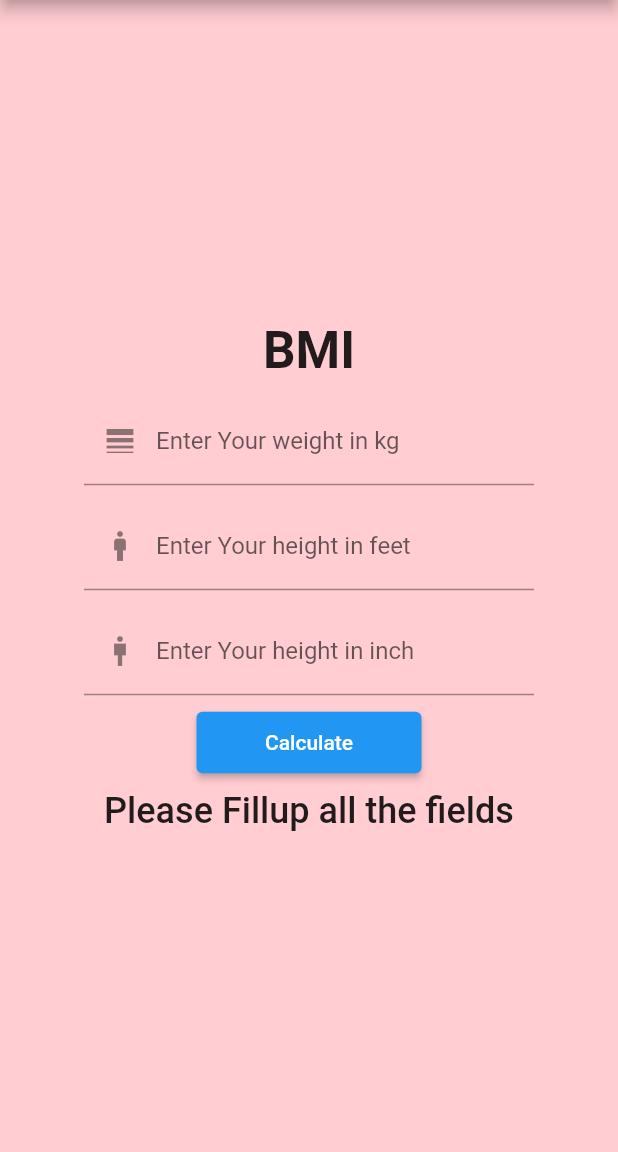
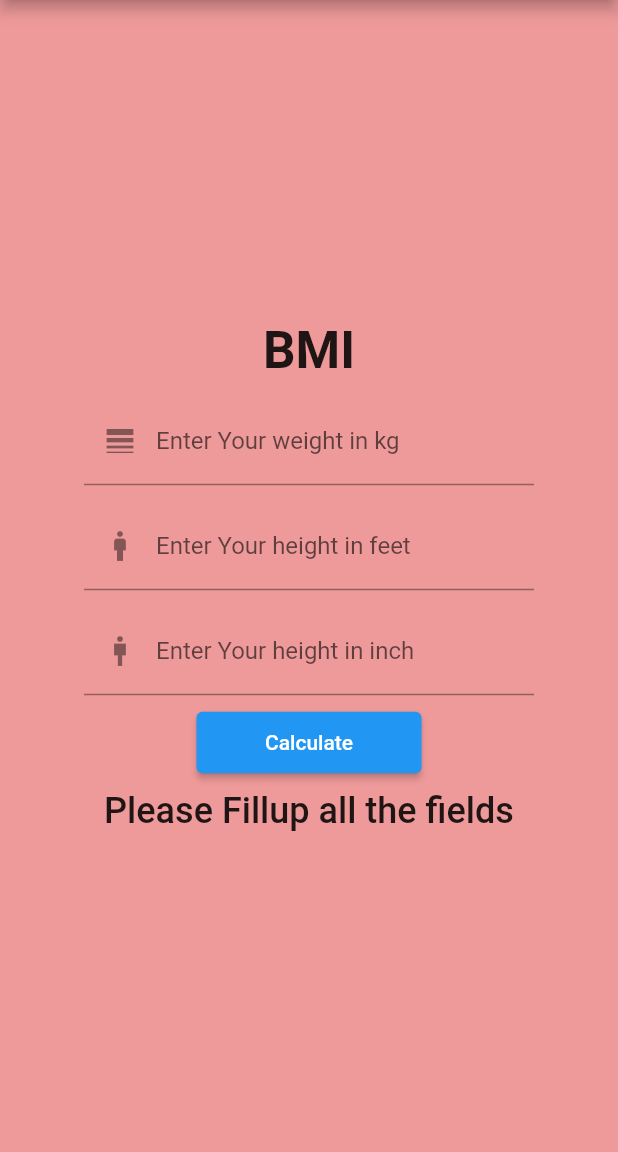
Before and after one commit to akibur-rahman/BMI-Calculator-App-using-Flutter, a Flutter app: the screen it shows after launch, after a tap on "Calculate", on a phone screen of 412 x 824 dp, the part 84-1236 px from its top. Run offline on Flutter 3.47's test engine with Material 2 defaults, Android fonts, the phone set to English and light mode, and no system bars.

Commit message:
removed debug banner and update colors

```diff
--- a/app/lib/main.dart
+++ b/app/lib/main.dart
@@ -11,6 +11,7 @@ class MyApp extends StatelessWidget {
   @override
   Widget build(BuildContext context) {
     return MaterialApp(
+      debugShowCheckedModeBanner: false,
       title: 'BMI Calculator',
       theme: ThemeData(
         primarySwatch: Colors.blue,
@@ -118,16 +119,16 @@ class _MyHomePageState extends State<MyHomePage> {
                           if (BMI > 25) {
                             bgColor = Colors.red.shade200;
                           } else if (BMI < 18) {
-                            bgColor = Colors.yellow.shade100;
+                            bgColor = Colors.yellow.shade200;
                           } else {
-                            bgColor = Colors.green.shade300;
+                            bgColor = Colors.green.shade200;
                           }
 
                           result = 'Your BMI is: ${BMI.toStringAsFixed(2)}';
                           setState(() {});
                         } else {
                           result = 'Please Fillup all the fields';
-                          bgColor = Colors.red.shade100;
+                          bgColor = Colors.red.shade200;
                           setState(() {});
                         }
                       },
```
